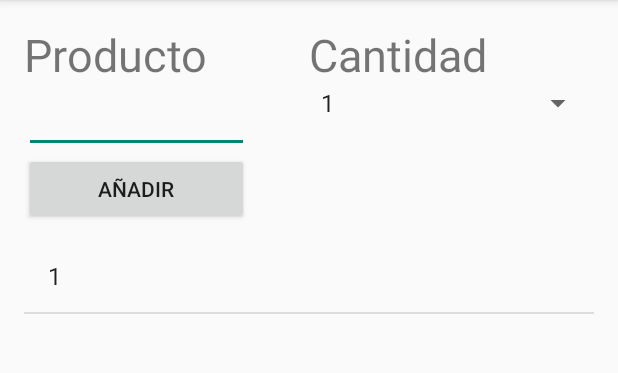
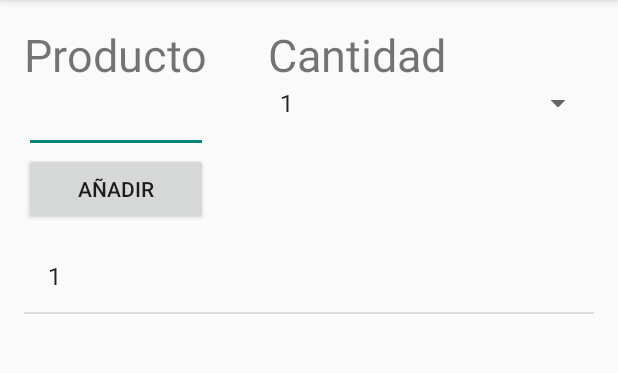
Before and after one commit to RoberMiranda92/Lista_de_la_Compra, an Android app: the screen it shows after launch (MainActivity), after a tap on "AÑADIR", on a phone screen of 412 x 824 dp, the part 84-457 px from its top. Run offline under Robolectric (Android 15) with nearby library versions, the phone set to English and light mode, and no system bars; libraries missing offline, so code that uses them is left out: com.nispok.snackbar; 1 statement that could not run was skipped.

Commit message:
Mejora aliniamiento

```diff
--- a/app/src/main/res/layout/activity_main.xml
+++ b/app/src/main/res/layout/activity_main.xml
@@ -10,7 +10,6 @@
         android:layout_width="wrap_content"
         android:layout_height="wrap_content"
         android:text="@string/product"
-        android:width="150dp"
         android:textSize="30dp"/>
     <TextView
         android:layout_width="wrap_content"
@@ -25,8 +24,8 @@
         android:layout_width="wrap_content"
         android:layout_height="wrap_content"
         android:layout_below="@id/TextoProducto"
-        android:layout_alignParentLeft="true"
-        android:layout_alignParentStart="true"
+        android:layout_alignStart="@id/TextoProducto"
+        android:layout_alignLeft="@id/TextoProducto"
         android:layout_alignRight="@id/TextoProducto"
         android:layout_alignEnd="@id/TextoProducto"
         android:id="@+id/editText" />
@@ -47,10 +46,10 @@
         android:layout_height="wrap_content"
         android:layout_below="@+id/editText"
         android:text="@string/add"
-        android:layout_alignParentLeft="true"
-        android:layout_alignParentStart="true"
-        android:layout_alignRight="@id/editText"
-        android:layout_alignEnd="@id/editText"/>
+        android:layout_alignStart="@id/TextoProducto"
+        android:layout_alignLeft="@id/TextoProducto"
+        android:layout_alignRight="@id/TextoProducto"
+        android:layout_alignEnd="@id/TextoProducto"/>
 
     <ListView
         android:id="@+id/listProductos"
```
